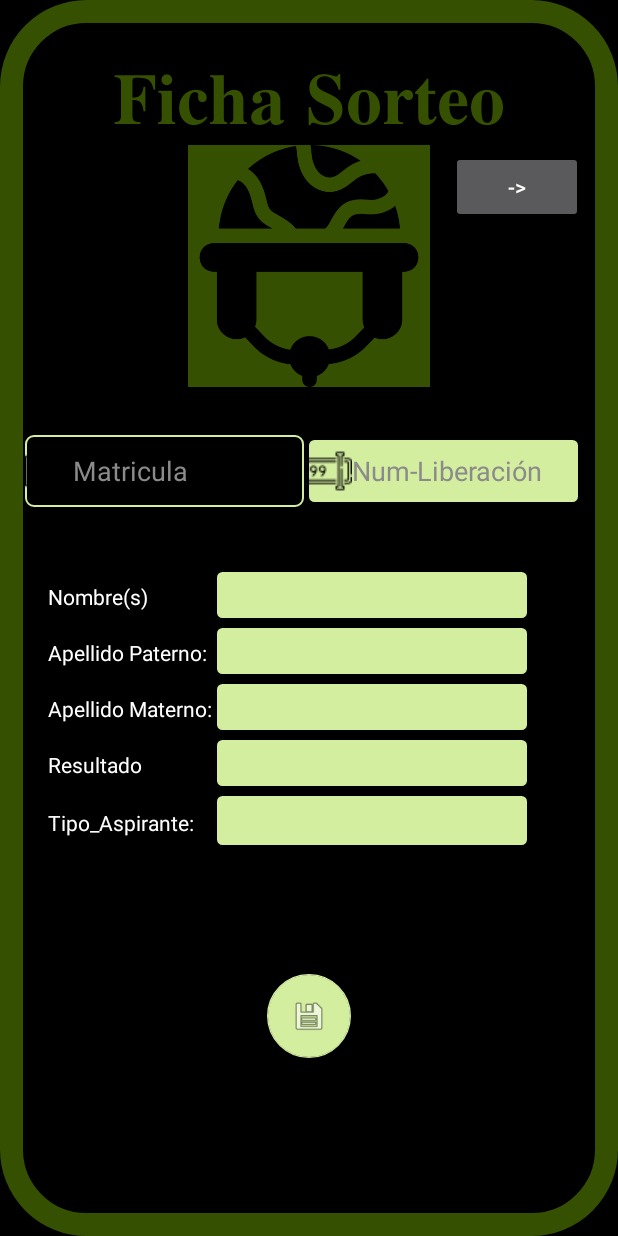
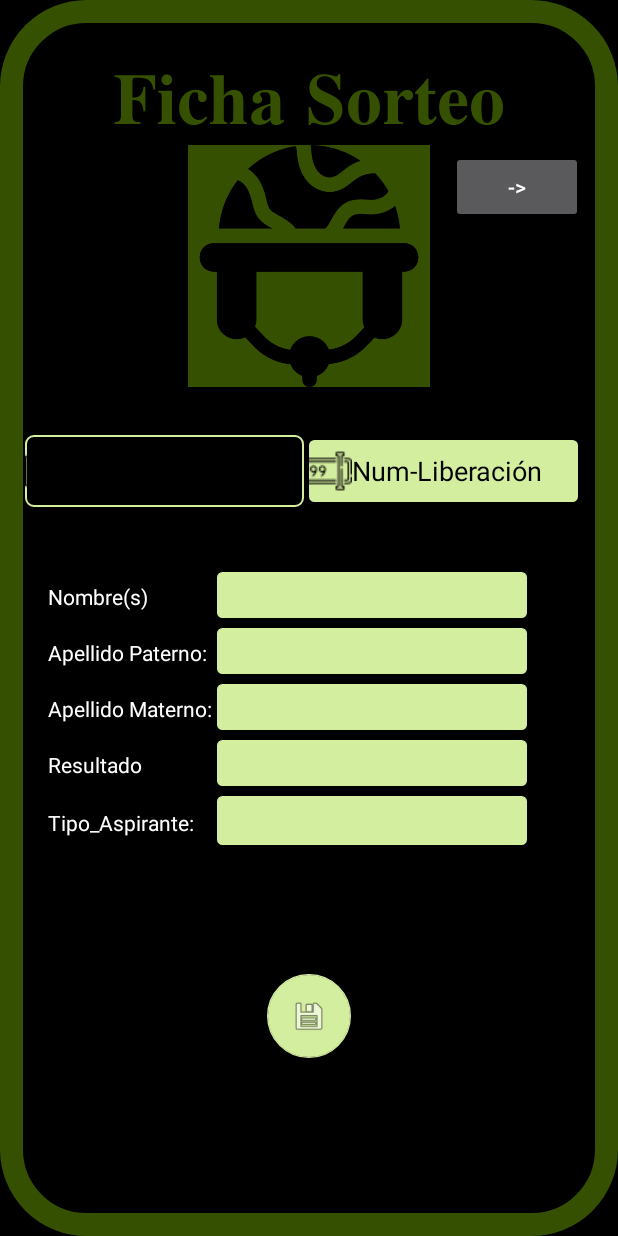
Before and after one commit to SanchezOscarAbdiel/SorteoSMN, an Android app: the layout activity_sorteo.xml on its own in the app's theme, with its tools: preview values and no code run, on a phone screen of 412 x 824 dp. Run offline under Robolectric (Android 15) with nearby library versions, the phone set to English and light mode, and no system bars; network calls fail.

```diff
--- a/app/src/main/res/layout/activity_sorteo.xml
+++ b/app/src/main/res/layout/activity_sorteo.xml
@@ -34,7 +34,7 @@
                 android:ems="10"
                 android:inputType="textPersonName"
                 android:text="Matricula"
-                android:textColor="#8C8A8A" />
+                android:textColor="#000000" />
 
             <EditText
                 android:id="@+id/etLiberacion"
@@ -46,7 +46,7 @@
                 android:ems="10"
                 android:inputType="textPersonName"
                 android:text="Num-Liberación"
-                android:textColor="#8C8A8A" />
+                android:textColor="#000000" />
         </LinearLayout>
 
         <ImageView
@@ -90,7 +90,8 @@
                     android:background="@drawable/fondo_edditext"
                     android:ems="10"
 
-                    android:inputType="textPersonName" />
+                    android:inputType="textPersonName"
+                    android:textColor="#000000" />
             </TableRow>
 
             <TableRow
@@ -111,6 +112,7 @@
                     android:background="@drawable/fondo_edditext"
                     android:ems="10"
                     android:inputType="textPersonName"
+                    android:textColor="#000000"
                     tools:ignore="TouchTargetSizeCheck" />
             </TableRow>
 
@@ -131,7 +133,8 @@
                     android:layout_height="37dp"
                     android:background="@drawable/fondo_edditext"
                     android:ems="10"
-                    android:inputType="textPersonName" />
+                    android:inputType="textPersonName"
+                    android:textColor="#000000" />
             </TableRow>
 
             <TableRow
@@ -151,7 +154,8 @@
                     android:layout_height="37dp"
                     android:background="@drawable/fondo_edditext"
                     android:ems="10"
-                    android:inputType="textPersonName" />
+                    android:inputType="textPersonName"
+                    android:textColor="#000000" />
 
             </TableRow>
 
@@ -172,7 +176,8 @@
                     android:layout_height="39dp"
                     android:background="@drawable/fondo_edditext"
                     android:ems="10"
-                    android:inputType="textPersonName" />
+                    android:inputType="textPersonName"
+                    android:textColor="#000000" />
             </TableRow>
         </TableLayout>
 
```
Also changed, not shown: app/src/main/java/com/example/sorteosmn/Registro.java (+5 -4 lines), app/src/main/java/com/example/sorteosmn/sorteo.java (+56 -3 lines).
